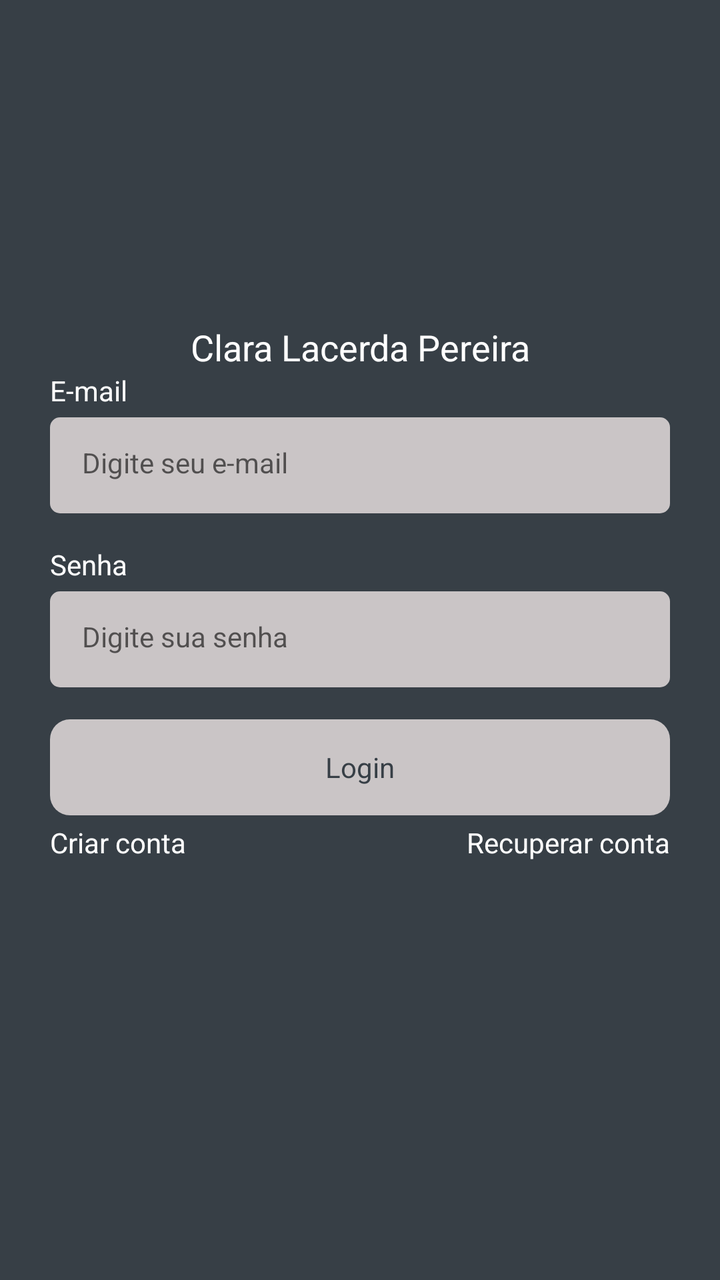
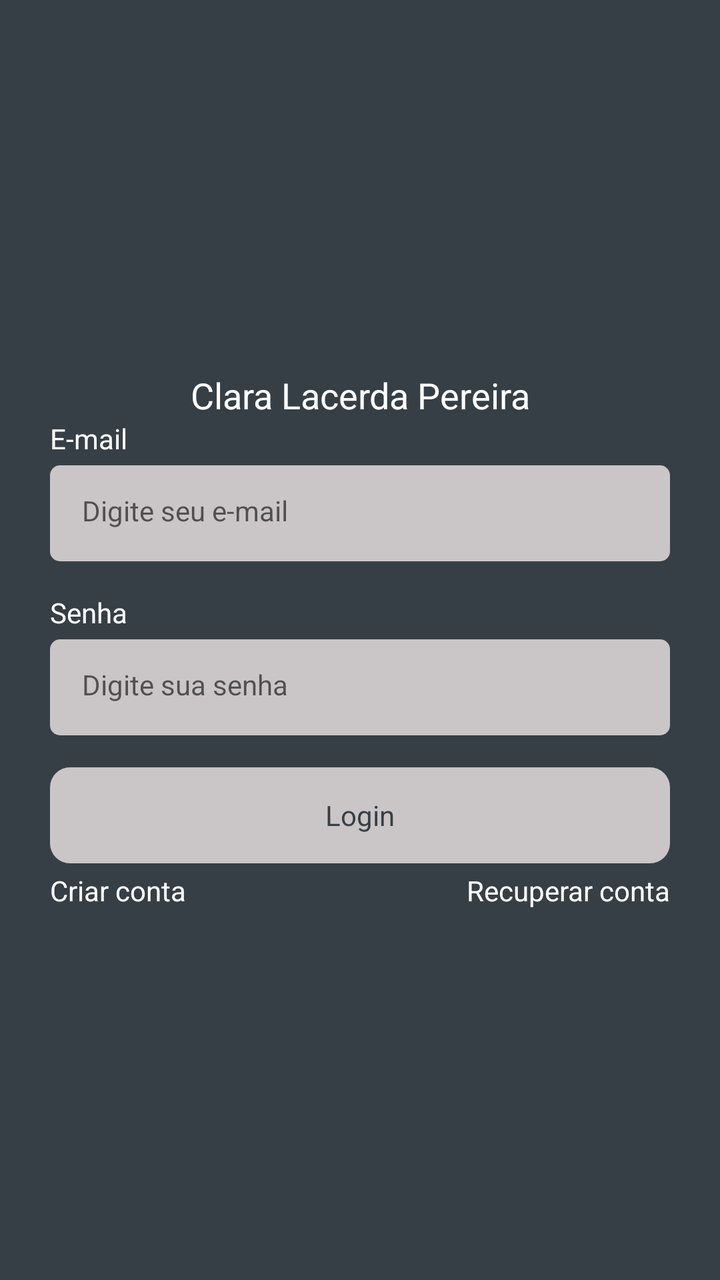

Compare the two renders of this Android layout. The source of the first and the diff that turns it into the second are given below.
<!-- AndroidManifest.xml: application theme Theme.Task -->
<!-- res/layout/fragment_login.xml -->
<?xml version="1.0" encoding="utf-8"?>
<androidx.constraintlayout.widget.ConstraintLayout xmlns:android="http://schemas.android.com/apk/res/android"
    xmlns:tools="http://schemas.android.com/tools"
    android:layout_width="match_parent"
    android:layout_height="match_parent"
    xmlns:app="http://schemas.android.com/apk/res-auto"
    tools:context=".ui.auth.LoginFragment">

    <LinearLayout
        android:layout_width="match_parent"
        android:layout_height="wrap_content"
        android:layout_marginHorizontal="25dp"
        android:orientation="vertical"
        app:layout_constraintBottom_toBottomOf="parent"
        app:layout_constraintEnd_toEndOf="parent"
        app:layout_constraintHorizontal_bias="1.0"
        app:layout_constraintStart_toStartOf="parent"
        app:layout_constraintTop_toTopOf="parent">

        <androidx.constraintlayout.widget.ConstraintLayout
            android:layout_width="match_parent"
            android:layout_height="wrap_content">

            <TextView
                android:layout_width="wrap_content"
                android:layout_height="wrap_content"
                android:text="Clara Lacerda Pereira"
                android:textColor="@color/white"
                android:textSize="18dp"
                app:layout_constraintBottom_toBottomOf="parent"
                app:layout_constraintEnd_toEndOf="parent"
                app:layout_constraintStart_toStartOf="parent"
                app:layout_constraintTop_toTopOf="parent"
                app:layout_constraintVertical_bias="0.0" />
        </androidx.constraintlayout.widget.ConstraintLayout>

        <TextView
            android:id="@+id/textviewEmail"
            android:layout_width="wrap_content"
            android:layout_height="wrap_content"
            android:text="@string/email_text"
            android:textColor="@color/white" />

        <EditText
            android:id="@+id/editTextEmail"
            style="@style/EditTextTheme"
            android:layout_width="match_parent"
            android:layout_height="48dp"
            android:layout_marginTop="4dp"
            android:hint="@string/hint_edit_email"
            android:inputType="textEmailAddress" />

        <TextView
            android:id="@+id/textViewSenha"
            android:layout_width="wrap_content"
            android:layout_height="wrap_content"
            android:layout_marginTop="16dp"
            android:text="@string/passord_text"
            android:textColor="@color/white" />

        <EditText
            android:id="@+id/editTextSenha"
            style="@style/EditTextTheme"
            android:layout_width="match_parent"
            android:layout_height="48dp"
            android:layout_marginTop="4dp"
            android:hint="@string/hint_edit_password"
            android:inputType="textPassword" />

        <com.google.android.material.button.MaterialButton
            android:id="@+id/buttonLogin"
            style="@style/ButtonTheme"
            android:layout_width="match_parent"
            android:layout_height="wrap_content"
            android:layout_marginTop="16dp"
            android:text="@string/text_title_login_fragment" />

        <LinearLayout
            android:layout_width="match_parent"
            android:layout_height="wrap_content"
            android:layout_marginTop="4dp"
            android:orientation="horizontal">

            <TextView
                android:id="@+id/textViewCriarConta"
                android:layout_width="wrap_content"
                android:layout_height="wrap_content"
                android:layout_weight="1"
                android:text="@string/text_button_register_login_fragment"
                android:textAlignment="textStart"
                android:textColor="@color/white" />

            <TextView
                android:id="@+id/textViewRecuperarConta"
                android:layout_width="wrap_content"
                android:layout_height="wrap_content"
                android:layout_weight="1"
                android:text="@string/text_button_recover_login_fragment"
                android:textAlignment="textEnd"
                android:textColor="@color/white" />
        </LinearLayout>

        <ProgressBar
            android:id="@+id/progressbar"
            android:layout_width="wrap_content"
            android:layout_height="wrap_content"
            android:layout_gravity="center"
            android:indeterminateTint="@color/white"
            android:visibility="invisible"
            tools:visibility="visible" />
    </LinearLayout>


</androidx.constraintlayout.widget.ConstraintLayout>
<!-- resources referenced by this layout -->
<resources>
  <color name="white">#FFFFFFFF</color>
  <string name="email_text">E-mail</string>
  <string name="hint_edit_email">Digite seu e-mail</string>
  <string name="hint_edit_password">Digite sua senha</string>
  <string name="passord_text">Senha</string>
  <string name="text_button_recover_login_fragment">Recuperar conta</string>
  <string name="text_button_register_login_fragment">Criar conta</string>
  <string name="text_title_login_fragment">Login</string>
  <style name="ButtonTheme" parent="Theme.MaterialComponents.DayNight.NoActionBar">
          <item name="android:background">@drawable/bg_btn</item>
          <item name="android:textAllCaps">false</item>
          <item name="android:textColor">@color/color_default</item>
          <item name="backgroundTint">@null</item>
      </style>
  <style name="EditTextTheme" parent="Theme.MaterialComponents.DayNight.NoActionBar">
          <item name="android:background">@drawable/bg_edittext</item>
          <item name="android:padding">16dp</item>
          <item name="android:textSize">14sp</item>
      </style>
  <style name="Theme.Task" parent="Base.Theme.Kanban" />
  <!-- drawable bg_btn (drawable) -->
  <?xml version="1.0" encoding="utf-8"?>
  <shape xmlns:android="http://schemas.android.com/apk/res/android"
      android:shape="rectangle">
      <solid android:color="#C4F6EDED"/>
      <corners android:radius="10dp"/>
  </shape>
  <color name="color_default">#373F46</color>
  <!-- drawable bg_edittext (drawable) -->
  <?xml version="1.0" encoding="utf-8"?>
  <shape xmlns:android="http://schemas.android.com/apk/res/android">
      <solid android:color="#C4F6EDED"/>
      <corners android:radius="5dp"/>
  </shape>
  <style name="Base.Theme.Kanban" parent="Theme.Material3.DayNight.NoActionBar">
          
          
          <item name="android:windowBackground">@color/color_default</item>
          <item name="colorPrimary">@color/color_default</item>
          <item name="colorPrimaryVariant">@color/color_default</item>
      </style>
</resources>

<!-- the commit's change to res/layout/fragment_login.xml (unified diff, before → after) -->
@@ -101,13 +101,14 @@
         </LinearLayout>
 
         <ProgressBar
-            android:id="@+id/progressbar"
+            android:id="@+id/progressBar"
             android:layout_width="wrap_content"
             android:layout_height="wrap_content"
-            android:layout_gravity="center"
-            android:indeterminateTint="@color/white"
-            android:visibility="invisible"
-            tools:visibility="visible" />
+            android:visibility="gone"
+            app:layout_constraintBottom_toBottomOf="parent"
+            app:layout_constraintEnd_toEndOf="parent"
+            app:layout_constraintStart_toStartOf="parent"
+            app:layout_constraintTop_toTopOf="parent" />
     </LinearLayout>
 
 
